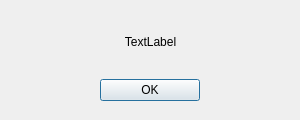
The window that src/ok-dialog.ui (sc0000/hfmdd-video-system) describes before a commit, drawn with Qt 5.
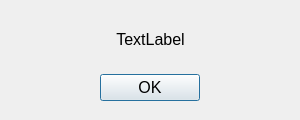
The same window after the commit.

Commit message: booking manager layout rework (tbc)

```diff
--- a/src/ok-dialog.ui
+++ b/src/ok-dialog.ui
@@ -16,6 +16,11 @@
     <height>120</height>
    </size>
   </property>
+  <property name="font">
+   <font>
+    <pointsize>12</pointsize>
+   </font>
+  </property>
   <widget class="QWidget" name="verticalLayoutWidget">
    <property name="geometry">
     <rect>
```
The commit also changes 5 other files.
